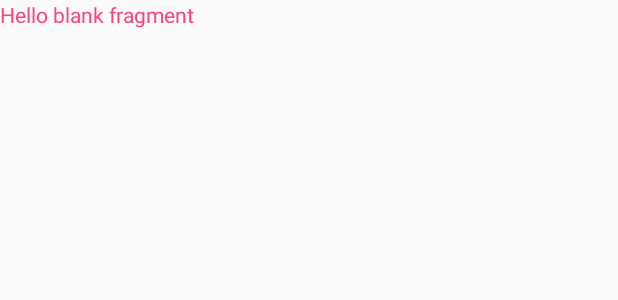
After one commit to jiangxh1992/MedicineWarehouse, an Android app: the layout fragment_home.xml on its own in the app's theme, with its tools: preview values and no code run, on a phone screen of 412 x 824 dp. The commit adds this screen. Shown: the top 300 px of the screen. Run offline under Robolectric (Android 15) with nearby library versions, the phone set to English and light mode, and no system bars.

```diff
--- a/MedicineAndroid/app/build.gradle
+++ b/MedicineAndroid/app/build.gradle
@@ -24,6 +24,7 @@
     implementation 'com.android.support:design:28.0.0'
     implementation 'com.android.support.constraint:constraint-layout:1.1.3'
     implementation 'com.android.support:support-vector-drawable:28.0.0'
+    implementation 'com.android.support:support-v4:28.0.0'
     testImplementation 'junit:junit:4.12'
     androidTestImplementation 'com.android.support.test:runner:1.0.2'
     androidTestImplementation 'com.android.support.test.espresso:espresso-core:3.0.2'
--- a/MedicineAndroid/app/src/main/res/layout/activity_main.xml
+++ b/MedicineAndroid/app/src/main/res/layout/activity_main.xml
@@ -17,6 +17,12 @@
         android:text="@string/title_home"
         app:layout_constraintLeft_toLeftOf="parent"
         app:layout_constraintTop_toTopOf="parent" />
+    <android.support.v4.view.ViewPager
+        android:id="@+id/viewPager"
+        android:layout_height="match_parent"
+        android:layout_width="match_parent"
+        app:layout_constraintBottom_toTopOf="@id/navigation"
+        />
 
     <android.support.design.widget.BottomNavigationView
         android:id="@+id/navigation"
--- /dev/null
+++ b/MedicineAndroid/app/src/main/res/layout/fragment_home.xml
@@ -0,0 +1,15 @@
+<?xml version="1.0" encoding="utf-8"?>
+<FrameLayout xmlns:android="http://schemas.android.com/apk/res/android"
+    xmlns:tools="http://schemas.android.com/tools"
+    android:layout_width="match_parent"
+    android:layout_height="match_parent"
+    tools:context=".HomeFragment">
+
+    <!-- TODO: Update blank fragment layout -->
+    <TextView
+        android:layout_width="match_parent"
+        android:layout_height="match_parent"
+        android:textColor="@color/colorAccent"
+        android:text="@string/hello_blank_fragment" />
+
+</FrameLayout>
--- a/MedicineAndroid/app/src/main/res/values/strings.xml
+++ b/MedicineAndroid/app/src/main/res/values/strings.xml
@@ -3,4 +3,7 @@
     <string name="title_home">Home</string>
     <string name="title_dashboard">Dashboard</string>
     <string name="title_notifications">Notifications</string>
+
+    <!-- TODO: Remove or change this placeholder text -->
+    <string name="hello_blank_fragment">Hello blank fragment</string>
 </resources>
--- a/MedicineAndroid/build.gradle
+++ b/MedicineAndroid/build.gradle
@@ -4,11 +4,9 @@
     repositories {
         google()
         jcenter()
-        //maven {url "https://jitpack.io"}
     }
     dependencies {
         classpath 'com.android.tools.build:gradle:3.1.2'
-        //compile 'com.github.vilyever:AndroidSocketClient:2.0.1'
 
         // NOTE: Do not place your application dependencies here; they belong
         // in the individual module build.gradle files
```
Also changed, not shown: MedicineAndroid/app/src/main/java/com/example/jiangxinhou01/medicineandroid/HomeFragment.java (added, +108 -0 lines), MedicineAndroid/app/src/main/java/com/example/jiangxinhou01/medicineandroid/MainActivity.java (+55 -11 lines).
